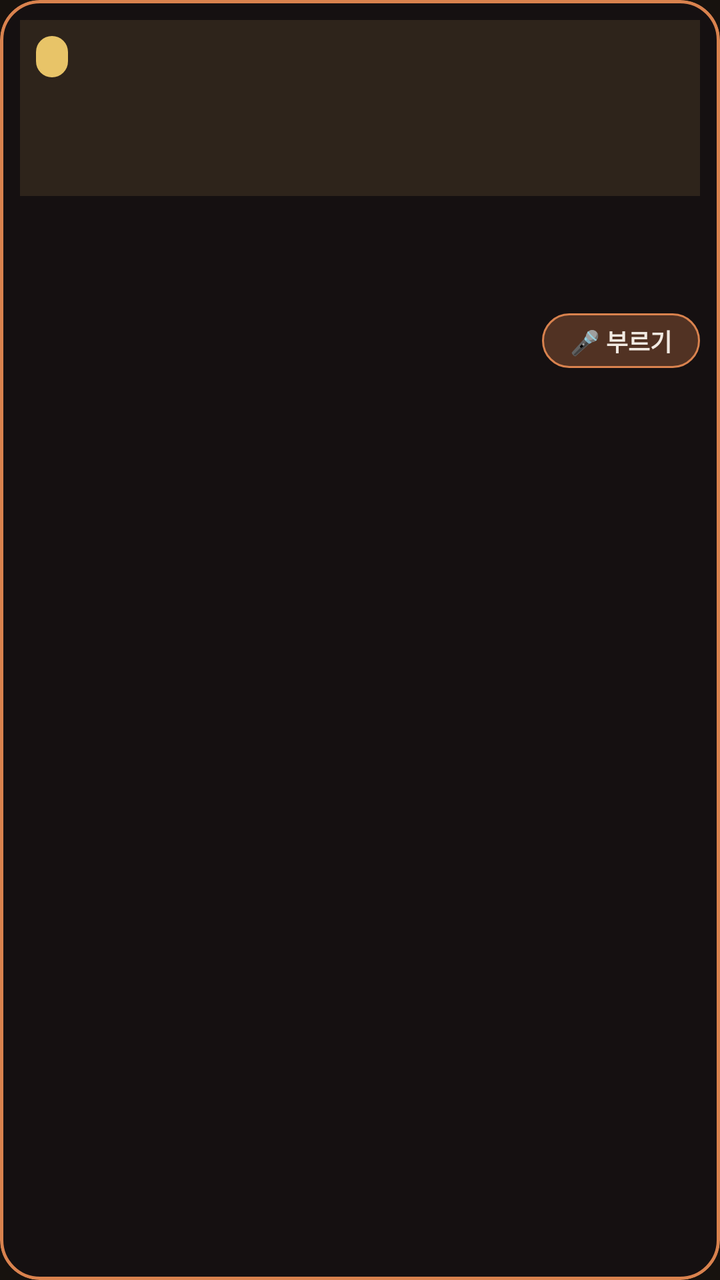
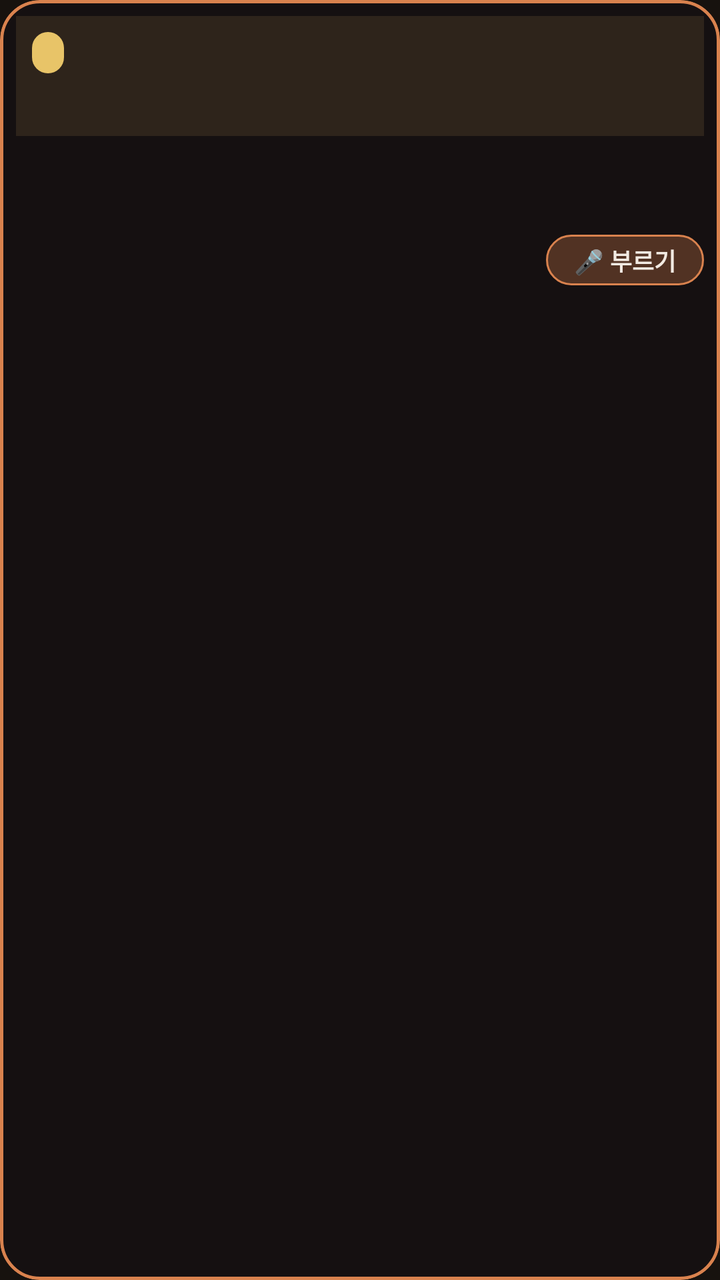

Two renders of the same Android screen: before a commit and after it. Below are the layout's source before the change and the commit's diff.
<!-- AndroidManifest.xml: application theme Theme.Karaoke -->
<!-- res/layout/item_history_tile.xml -->
<?xml version="1.0" encoding="utf-8"?>
<com.google.android.material.card.MaterialCardView xmlns:android="http://schemas.android.com/apk/res/android"
    xmlns:app="http://schemas.android.com/apk/res-auto"
    android:layout_width="match_parent"
    android:layout_height="wrap_content"
    android:layout_margin="7dp"
    app:cardCornerRadius="20dp"
    app:cardElevation="0dp"
    app:cardBackgroundColor="@color/glass_card"
    app:strokeColor="@color/tj_pink"
    app:strokeWidth="1.5dp">

    <LinearLayout
        android:layout_width="match_parent"
        android:layout_height="wrap_content"
        android:orientation="vertical"
        android:padding="10dp">

        <FrameLayout
            android:layout_width="match_parent"
            android:layout_height="wrap_content">

            <ImageView
                android:id="@+id/tile_thumb"
                android:layout_width="match_parent"
                android:layout_height="88dp"
                android:scaleType="centerCrop"
                android:background="@color/tj_panel_light"
                android:contentDescription="앨범" />

            <TextView
                android:id="@+id/tile_score"
                android:layout_width="wrap_content"
                android:layout_height="wrap_content"
                android:layout_gravity="top|start"
                android:layout_margin="8dp"
                android:background="@drawable/bg_score_pill"
                android:paddingHorizontal="8dp"
                android:paddingVertical="3dp"
                android:textSize="11sp"
                android:textStyle="bold"
                android:textColor="@color/tj_bg_deep" />
        </FrameLayout>

        <TextView
            android:id="@+id/tile_title"
            android:layout_width="match_parent"
            android:layout_height="wrap_content"
            android:paddingTop="10dp"
            android:textSize="15sp"
            android:textStyle="bold"
            android:textColor="@color/tj_text_primary"
            android:maxLines="1"
            android:ellipsize="end" />

        <TextView
            android:id="@+id/tile_artist"
            android:layout_width="match_parent"
            android:layout_height="wrap_content"
            android:paddingTop="2dp"
            android:textSize="12sp"
            android:textColor="@color/tj_text_secondary"
            android:maxLines="1"
            android:ellipsize="end" />

        <LinearLayout
            android:layout_width="match_parent"
            android:layout_height="wrap_content"
            android:orientation="horizontal"
            android:gravity="center_vertical"
            android:paddingTop="10dp">

            <TextView
                android:id="@+id/tile_date"
                android:layout_width="0dp"
                android:layout_weight="1"
                android:layout_height="wrap_content"
                android:textSize="10sp"
                android:textColor="@color/tj_text_hint" />

            <TextView
                android:layout_width="wrap_content"
                android:layout_height="wrap_content"
                android:background="@drawable/bg_sing_pill"
                android:paddingHorizontal="14dp"
                android:paddingVertical="5dp"
                android:textSize="12sp"
                android:textStyle="bold"
                android:textColor="@color/tj_text_primary"
                android:text="🎤 부르기" />
        </LinearLayout>
    </LinearLayout>
</com.google.android.material.card.MaterialCardView>
<!-- resources referenced by this layout -->
<resources>
  <color name="glass_card">#7A140F16</color>
  <color name="tj_bg_deep">#0E0A07</color>
  <color name="tj_panel_light">#2E241B</color>
  <color name="tj_pink">#D9824E</color>
  <color name="tj_text_hint">#7A6E60</color>
  <color name="tj_text_primary">#F2EBE3</color>
  <color name="tj_text_secondary">#B0A392</color>
  <!-- drawable bg_score_pill (drawable) -->
  <?xml version="1.0" encoding="utf-8"?>
  <shape xmlns:android="http://schemas.android.com/apk/res/android" android:shape="rectangle">
      <corners android:radius="10dp" />
      <solid android:color="@color/tj_gold" />
  </shape>
  <!-- drawable bg_sing_pill (drawable) -->
  <?xml version="1.0" encoding="utf-8"?>
  <shape xmlns:android="http://schemas.android.com/apk/res/android" android:shape="rectangle">
      <corners android:radius="18dp" />
      <solid android:color="#4DD9824E" />
      <stroke android:width="1dp" android:color="@color/tj_pink" />
  </shape>
  <color name="tj_gold">#E8C468</color>
  <color name="tj_cyan">#E0B45A</color>
  <color name="tj_panel">#221A14</color>
  <color name="tj_bg">#17120E</color>
  <style name="Widget.Karaoke.Button" parent="Widget.Material3.Button">
          <item name="cornerRadius">20dp</item>
          <item name="android:textAllCaps">false</item>
          <item name="android:textStyle">bold</item>
          <item name="backgroundTint">@color/tj_pink</item>
          <item name="android:textColor">@color/tj_text_primary</item>
      </style>
  <style name="Widget.Karaoke.Button.Outlined" parent="Widget.Material3.Button.OutlinedButton">
          <item name="cornerRadius">20dp</item>
          <item name="android:textAllCaps">false</item>
          <item name="android:textStyle">bold</item>
          <item name="strokeColor">@color/tj_divider</item>
          <item name="android:textColor">@color/tj_text_secondary</item>
      </style>
  <style name="Widget.Karaoke.EditText" parent="Widget.AppCompat.EditText">
          <item name="android:background">@drawable/bg_search_field</item>
          <item name="android:textColor">@color/tj_text_primary</item>
          <item name="android:textColorHint">@color/tj_text_hint</item>
          <item name="android:paddingStart">16dp</item>
          <item name="android:paddingEnd">16dp</item>
      </style>
  <style name="Widget.Karaoke.SeekBar" parent="Widget.AppCompat.SeekBar">
          <item name="android:thumb">@drawable/seek_thumb</item>
          <item name="android:minHeight">12dp</item>
          <item name="android:maxHeight">12dp</item>
          <item name="android:paddingTop">14dp</item>
          <item name="android:paddingBottom">14dp</item>
          <item name="android:paddingStart">20dp</item>
          <item name="android:paddingEnd">20dp</item>
          <item name="android:thumbOffset">10dp</item>
          <item name="android:splitTrack">false</item>
          <item name="android:progressTint">@color/tj_pink</item>
          <item name="android:progressBackgroundTint">@color/tj_panel_light</item>
      </style>
  <color name="tj_divider">#3A2E24</color>
  <!-- drawable bg_search_field (drawable) -->
  <?xml version="1.0" encoding="utf-8"?>
  <shape xmlns:android="http://schemas.android.com/apk/res/android" android:shape="rectangle">
      <corners android:radius="24dp" />
      <solid android:color="@color/tj_panel" />
      <stroke android:width="2dp" android:color="@color/tj_cyan" />
  </shape>
  <!-- drawable seek_thumb (drawable) -->
  <?xml version="1.0" encoding="utf-8"?>
  <shape xmlns:android="http://schemas.android.com/apk/res/android" android:shape="oval">
      <solid android:color="@color/tj_pink" />
      <stroke android:width="3dp" android:color="@color/tj_text_primary" />
      <size android:width="34dp" android:height="34dp" />
  </shape>
  <!-- unchanged entries left out for length: 1 -->
</resources>

<!-- the commit's change to res/layout/item_history_tile.xml (unified diff, before → after) -->
@@ -3,7 +3,7 @@
     xmlns:app="http://schemas.android.com/apk/res-auto"
     android:layout_width="match_parent"
     android:layout_height="wrap_content"
-    android:layout_margin="7dp"
+    android:layout_margin="6dp"
     app:cardCornerRadius="20dp"
     app:cardElevation="0dp"
     app:cardBackgroundColor="@color/glass_card"
@@ -14,7 +14,7 @@
         android:layout_width="match_parent"
         android:layout_height="wrap_content"
         android:orientation="vertical"
-        android:padding="10dp">
+        android:padding="8dp">
 
         <FrameLayout
             android:layout_width="match_parent"
@@ -23,7 +23,7 @@
             <ImageView
                 android:id="@+id/tile_thumb"
                 android:layout_width="match_parent"
-                android:layout_height="88dp"
+                android:layout_height="60dp"
                 android:scaleType="centerCrop"
                 android:background="@color/tj_panel_light"
                 android:contentDescription="앨범" />
@@ -46,8 +46,8 @@
             android:id="@+id/tile_title"
             android:layout_width="match_parent"
             android:layout_height="wrap_content"
-            android:paddingTop="10dp"
-            android:textSize="15sp"
+            android:paddingTop="6dp"
+            android:textSize="14sp"
             android:textStyle="bold"
             android:textColor="@color/tj_text_primary"
             android:maxLines="1"
@@ -68,7 +68,7 @@
             android:layout_height="wrap_content"
             android:orientation="horizontal"
             android:gravity="center_vertical"
-            android:paddingTop="10dp">
+            android:paddingTop="6dp">
 
             <TextView
                 android:id="@+id/tile_date"
@@ -83,7 +83,7 @@
                 android:layout_height="wrap_content"
                 android:background="@drawable/bg_sing_pill"
                 android:paddingHorizontal="14dp"
-                android:paddingVertical="5dp"
+                android:paddingVertical="4dp"
                 android:textSize="12sp"
                 android:textStyle="bold"
                 android:textColor="@color/tj_text_primary"
